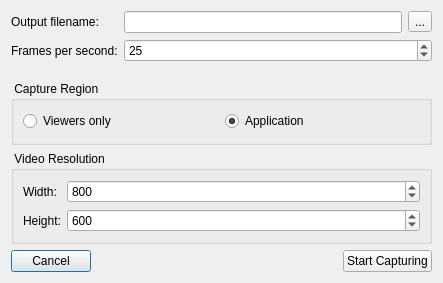
Above: OpenFlipper/widgets/videoCaptureDialog/VideoCaptureDialog.ui from ShenRen/OpenFlipper before the change. Below: the same form after it.
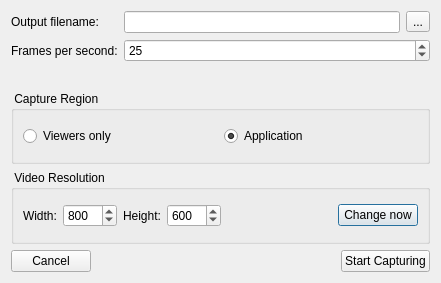
That is the form after the change.

What changed in the file:
```diff
--- a/OpenFlipper/widgets/videoCaptureDialog/VideoCaptureDialog.ui
+++ b/OpenFlipper/widgets/videoCaptureDialog/VideoCaptureDialog.ui
@@ -9,7 +9,7 @@
    <rect>
     <x>0</x>
     <y>0</y>
-    <width>443</width>
+    <width>441</width>
     <height>283</height>
    </rect>
   </property>
@@ -93,15 +93,15 @@
      <property name="title">
       <string> Video Resolution </string>
      </property>
-     <layout class="QFormLayout" name="formLayout">
-      <item row="0" column="0">
+     <layout class="QHBoxLayout" name="horizontalLayout_4">
+      <item>
        <widget class="QLabel" name="label_3">
         <property name="text">
          <string>Width:</string>
         </property>
        </widget>
       </item>
-      <item row="0" column="1">
+      <item>
        <widget class="QSpinBox" name="videoWidth">
         <property name="minimum">
          <number>100</number>
@@ -114,14 +114,14 @@
         </property>
        </widget>
       </item>
-      <item row="1" column="0">
+      <item>
        <widget class="QLabel" name="label_4">
         <property name="text">
          <string>Height:</string>
         </property>
        </widget>
       </item>
-      <item row="1" column="1">
+      <item>
        <widget class="QSpinBox" name="videoHeight">
         <property name="minimum">
          <number>100</number>
@@ -134,6 +134,26 @@
         </property>
        </widget>
       </item>
+      <item>
+       <spacer name="horizontalSpacer_2">
+        <property name="orientation">
+         <enum>Qt::Horizontal</enum>
+        </property>
+        <property name="sizeHint" stdset="0">
+         <size>
+          <width>40</width>
+          <height>20</height>
+         </size>
+        </property>
+       </spacer>
+      </item>
+      <item>
+       <widget class="QPushButton" name="resButton">
+        <property name="text">
+         <string>Change now</string>
+        </property>
+       </widget>
+      </item>
      </layout>
     </widget>
    </item>
```
Left out of the diff: 4 changed lines with no effect on the pictures.
